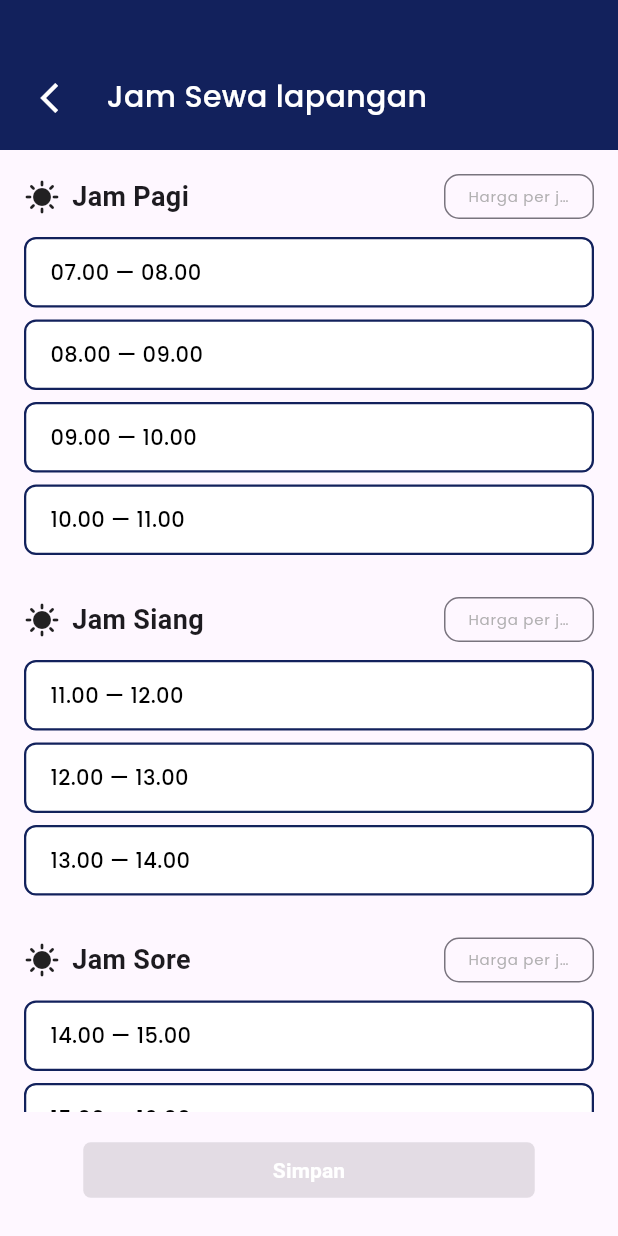
After one commit to Iniwizzy/arena-connect-owner, a Flutter app: the JamSewaPage screen opened directly, on a phone screen of 412 x 824 dp. The commit adds this screen. Run offline on Flutter 3.47's test engine with Material 3 defaults, Android fonts, the light colour scheme and no system bars; our stand-ins replace device_preview, dotted_line, flutter_svg, icons_plus; Roboto replaces fonts that are missing (Source Sans Pro).

Commit message:
menambah pemilihan jam sewa pertama

```diff
--- /dev/null
+++ b/lib/add_field/select_hour.dart
@@ -0,0 +1,206 @@
+import 'package:arena_connect/config/owner_theme.dart';
+import 'package:arena_connect/config/theme.dart';
+import 'package:flutter/material.dart';
+import 'package:flutter/services.dart';
+
+class JamSewaPage extends StatefulWidget {
+  const JamSewaPage({super.key});
+
+  @override
+  _JamSewaPageState createState() => _JamSewaPageState();
+}
+
+class _JamSewaPageState extends State<JamSewaPage> {
+  final Map<String, List<String>> sesiJam = {
+    'Jam Pagi': ['07.00 — 08.00', '08.00 — 09.00', '09.00 — 10.00', '10.00 — 11.00'],
+    'Jam Siang': ['11.00 — 12.00', '12.00 — 13.00', '13.00 — 14.00'],
+    'Jam Sore': ['14.00 — 15.00', '15.00 — 16.00', '16.00 — 17.00', '17.00 — 18.00'],
+    'Jam Malam': ['18.00 — 19.00', '19.00 — 20.00', '20.00 — 21.00', '21.00 — 22.00'],
+  };
+
+  final Map<String, Set<String>> selectedJam = {};
+  final Map<String, TextEditingController> hargaControllers = {};
+
+  @override
+  void initState() {
+    super.initState();
+    for (var key in sesiJam.keys) {
+      selectedJam[key] = {};
+      hargaControllers[key] = TextEditingController();
+    }
+  }
+
+  bool get isAnySelected {
+    for (var jams in selectedJam.values) {
+      if (jams.isNotEmpty) return true;
+    }
+    return false;
+  }
+  bool get allPriceFilled {
+    for (var controller in hargaControllers.values) {
+      if (controller.text.isEmpty) return false;
+    }
+    return true;
+  }
+
+  bool get canSubmit => isAnySelected && allPriceFilled;
+
+  @override
+  Widget build(BuildContext context) {
+    return Scaffold(
+      body: Column(
+        children: [
+          Container(
+            padding: const EdgeInsets.only(top: 30, left: 15),
+            height: 100,
+            color: const Color.fromRGBO(18, 33, 92, 1),
+            child: Row(
+              children: [
+                IconButton(
+                  icon: const Icon(Icons.arrow_back_ios, color: Colors.white),
+                  onPressed: () {
+                    Navigator.pop(context);
+                  },
+                ),
+                const SizedBox(width: 8),
+                const Text(
+                  'Jam Sewa lapangan',
+                  style: TextStyle(
+                    color: Colors.white,
+                    fontSize: 20,
+                    fontWeight: FontWeight.w500,
+                    fontFamily: 'Poppins',
+                  ),
+                ),
+              ],
+            ),
+          ),
+          Expanded(
+            child: ListView(
+              padding: const EdgeInsets.all(16),
+              children: sesiJam.keys.map((kategori) {
+                return Column(
+                  crossAxisAlignment: CrossAxisAlignment.start,
+                  children: [
+                    Row(
+                      mainAxisAlignment: MainAxisAlignment.spaceBetween,
+                      children: [
+                        Row(
+                          children: [
+                            const Icon(Icons.sunny, size: 24),
+                            const SizedBox(width: 8),
+                            Text(
+                              kategori,
+                              style: const TextStyle(
+                                fontSize: 18,
+                                fontWeight: FontWeight.w600,
+                              ),
+                            ),
+                          ],
+                        ),
+                        Container(
+                          padding: EdgeInsets.zero,
+                          width: 100,
+                          height: 30,
+                          child: TextField(
+                            controller: hargaControllers[kategori],
+                            keyboardType: TextInputType.number,
+                            inputFormatters: [
+                              FilteringTextInputFormatter.digitsOnly,
+                            ],
+                            textAlignVertical: const TextAlignVertical(y: -0.3),
+                            decoration: InputDecoration(
+                              hintText: 'Harga per jam',
+                              hintStyle: ket2Style.copyWith(fontSize: 10),
+                              border: OutlineInputBorder(
+                                borderSide: const BorderSide(color: Colors.grey),
+                                borderRadius: BorderRadius.circular(10),
+                              ),
+                            ),
+                            onChanged: (value) {
+                              setState(() {
+
+                              });
+                            },
+                          ),
+                        ),
+                      ],
+                    ),
+                    const SizedBox(height: 8),
+                    // Daftar sesi
+                    Column(
+                      children: sesiJam[kategori]!.map((jam) {
+                        bool isSelected = selectedJam[kategori]!.contains(jam);
+                        return GestureDetector(
+                          onTap: () {
+                            setState(() {
+                              if (isSelected) {
+                                selectedJam[kategori]!.remove(jam);
+                              } else {
+                                selectedJam[kategori]!.add(jam);
+                              }
+                            });
+                          },
+                          child: Container(
+                            margin: const EdgeInsets.symmetric(vertical: 4),
+                            padding: const EdgeInsets.symmetric(vertical: 12, horizontal: 16),
+                            decoration: BoxDecoration(
+                              color: isSelected ? const Color.fromRGBO(18, 33, 92, 1) : Colors.white,
+                              border: Border.all(
+                                color: const Color.fromRGBO(18, 33, 92, 1),
+                                width: 1.5,
+                              ),
+                              borderRadius: BorderRadius.circular(8),
+                            ),
+                            child: Row(
+                              children: [
+                                Text(
+                                  jam,
+                                  style: TextStyle(
+                                    color: isSelected ? Colors.white : Colors.black,
+                                    fontSize: 14,
+                                    fontFamily: 'Poppins',
+                                    fontWeight: FontWeight.w500,
+                                  ),
+                                ),
+                              ],
+                            ),
+                          ),
+                        );
+                      }).toList(),
+                    ),
+                    const SizedBox(height: 24),
+                  ],
+                );
+              }).toList(),
+            ),
+          ),
+          Container(
+            // margin: const EdgeInsets.only(top: 15),
+            padding: const EdgeInsets.only(top: 15, bottom: 20),
+            child: ElevatedButton(
+              style: ElevatedButton.styleFrom(
+                minimumSize: const Size(301, 37),
+                backgroundColor: isAnySelected
+                ? const Color(0xFF489DD6)
+                : Colors.grey[300],
+                shape: RoundedRectangleBorder(
+                  borderRadius: BorderRadius.circular(5),
+                ),
+              ),
+              onPressed: canSubmit
+              ? (){
+
+              }
+              : null,
+              child: Text(
+                'Simpan',
+                style: regulerFontSelected1.copyWith(fontWeight: FontWeight.w600),
+              ),
+            ),
+          )
+        ],
+      ),
+    );
+  }
+}
--- a/lib/config/owner_theme.dart
+++ b/lib/config/owner_theme.dart
@@ -109,6 +109,12 @@ TextStyle ketStyle = TextStyle (
   fontWeight: FontWeight.w400,
   fontSize: 10,
 );
+TextStyle ket2Style = TextStyle (
+  fontFamily: 'Poppins',
+  color: Colors.grey.withOpacity(0.8),
+  fontWeight: FontWeight.w400,
+  fontSize: 8,
+);
 
 TextStyle regulerfont3 = TextStyle(
   fontFamily: 'Source Sans Pro',
@@ -124,6 +130,13 @@ TextStyle regulerfont4 = TextStyle(
   color: black,
   // decoration: TextDecoration.underline,
 );
+TextStyle regulerfont5 = TextStyle(
+  fontFamily: 'Source Sans Pro',
+  fontWeight: FontWeight.w500,
+  fontSize: 12,
+  color: black,
+  // decoration: TextDecoration.underline,
+);
 
 TextStyle facility2Stle = TextStyle(
   fontFamily: 'Poppins',
@@ -131,3 +144,11 @@ TextStyle facility2Stle = TextStyle(
   fontSize: 10,
   color: black,
 );
+
+ButtonStyle widebutton = ElevatedButton.styleFrom(
+  minimumSize: const Size(301, 37),
+  backgroundColor: const Color(0xFF489DD6),
+  shape: RoundedRectangleBorder(
+    borderRadius: BorderRadius.circular(5),
+  ),
+);
```
Also changed, not shown: lib/add_field/field_description.dart (+231 -219 lines), lib/add_field/field_list_full.dart (+10 -14 lines).
